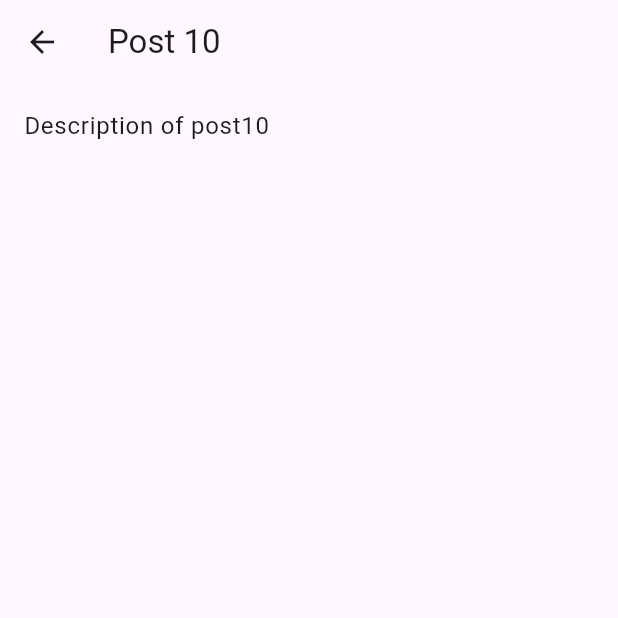
After one commit to flammefolie/5AL_tp_flutter, a Flutter app: the screen it shows after launch, after a tap on "Post 10", on a phone screen of 412 x 824 dp, the top half of it. The commit adds this screen. Run offline on Flutter 3.47's test engine with Material 3 defaults, Android fonts, the phone set to English and light mode, and no system bars; our stand-ins replace bloc, flutter_bloc.

Commit message:
feat: post detail page

```diff
--- a/lib/main.dart
+++ b/lib/main.dart
@@ -1,7 +1,9 @@
 import 'package:flutter/material.dart';
 import 'package:flutter_bloc/flutter_bloc.dart';
+import 'package:tp_flutter_posts/posts_screen/post_detail_screen/post_detail_screen.dart';
 import 'package:tp_flutter_posts/posts_screen/posts_bloc/posts_bloc.dart';
 import 'package:tp_flutter_posts/posts_screen/posts_screen.dart';
+import 'package:tp_flutter_posts/shared/models/post.dart';
 import 'package:tp_flutter_posts/shared/services/local_posts_data_source/fake_local_posts_data_source.dart';
 import 'package:tp_flutter_posts/shared/services/posts_repository.dart';
 
@@ -22,8 +24,24 @@ class MyApp extends StatelessWidget {
         create: (context) => PostsBloc(
           postsRepository: context.read<PostsRepository>(),
         ),
-        child: const MaterialApp(
-          home: PostsScreen(),
+        child: MaterialApp(
+          debugShowCheckedModeBanner: false,
+          routes: {
+            '/': (context) => const PostsScreen(),
+          },
+          onGenerateRoute: (routeSettings) {
+            Widget screen = Container(color: Colors.pink);
+            final argument = routeSettings.arguments;
+            switch (routeSettings.name) {
+              case 'postDetail':
+                if (argument is Post) {
+                  screen = PostDetailScreen(post: argument);
+                }
+                break;
+            }
+
+            return MaterialPageRoute(builder: (context) => screen);
+          },
         ),
       ),
     );
--- /dev/null
+++ b/lib/posts_screen/post_detail_screen/post_detail_screen.dart
@@ -0,0 +1,37 @@
+import 'package:flutter/material.dart';
+
+import '../../shared/models/post.dart';
+
+class PostDetailScreen extends StatelessWidget {
+  static Future<void> navigateTo(BuildContext context, Post post) {
+    return Navigator.pushNamed(context, 'postDetail', arguments: post);
+  }
+
+  const PostDetailScreen({
+    super.key,
+    required this.post,
+  });
+
+  final Post post;
+
+  @override
+  Widget build(BuildContext context) {
+    return Scaffold(
+      appBar: AppBar(
+        title: Text(post.title),
+      ),
+      body: Padding(
+        padding: const EdgeInsets.all(16.0),
+        child: Column(
+          crossAxisAlignment: CrossAxisAlignment.start,
+          children: [
+            Text(
+              post.description,
+              style: Theme.of(context).textTheme.bodyLarge,
+            ),
+          ],
+        ),
+      ),
+    );
+  }
+}
--- a/lib/posts_screen/posts_screen.dart
+++ b/lib/posts_screen/posts_screen.dart
@@ -1,5 +1,6 @@
 import 'package:flutter/material.dart';
 import 'package:flutter_bloc/flutter_bloc.dart';
+import 'package:tp_flutter_posts/posts_screen/post_detail_screen/post_detail_screen.dart';
 import 'package:tp_flutter_posts/posts_screen/posts_bloc/posts_bloc.dart';
 
 import '../app_exception.dart';
@@ -29,7 +30,8 @@ class _PostsScreenState extends State<PostsScreen> {
         builder: (context, state) {
           return switch (state.status) {
             PostsStatus.loading ||
-            PostsStatus.initial => _buildLoading(context),
+            PostsStatus.initial =>
+              _buildLoading(context),
             PostsStatus.error => _buildError(context, state.exception),
             PostsStatus.empty => _buildEmpty(context),
             PostsStatus.success => _buildSuccess(context, state.posts),
@@ -70,6 +72,7 @@ class _PostsScreenState extends State<PostsScreen> {
           return ListTile(
             title: Text(post.title),
             subtitle: Text(post.description),
+            onTap: () => _onPostTap(context, post),
           );
         },
       ),
@@ -80,4 +83,8 @@ class _PostsScreenState extends State<PostsScreen> {
     final postsBloc = BlocProvider.of<PostsBloc>(context);
     postsBloc.add(GetAllPosts());
   }
+
+  void _onPostTap(BuildContext context, Post post) {
+    PostDetailScreen.navigateTo(context, post);
+  }
 }
```
